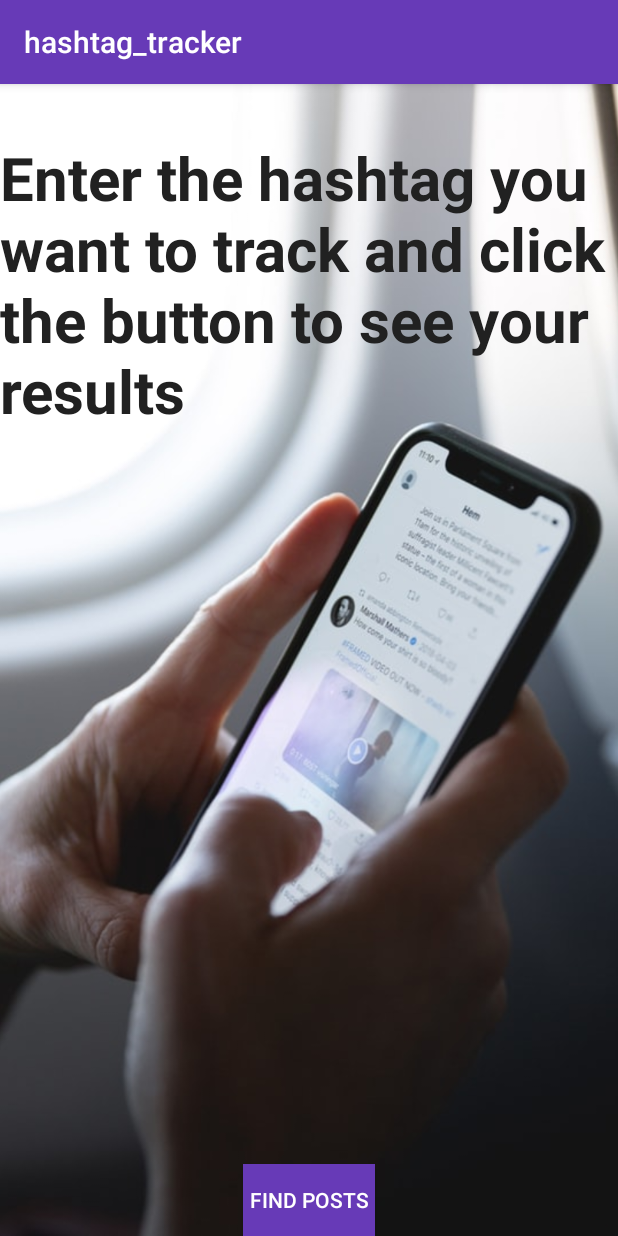
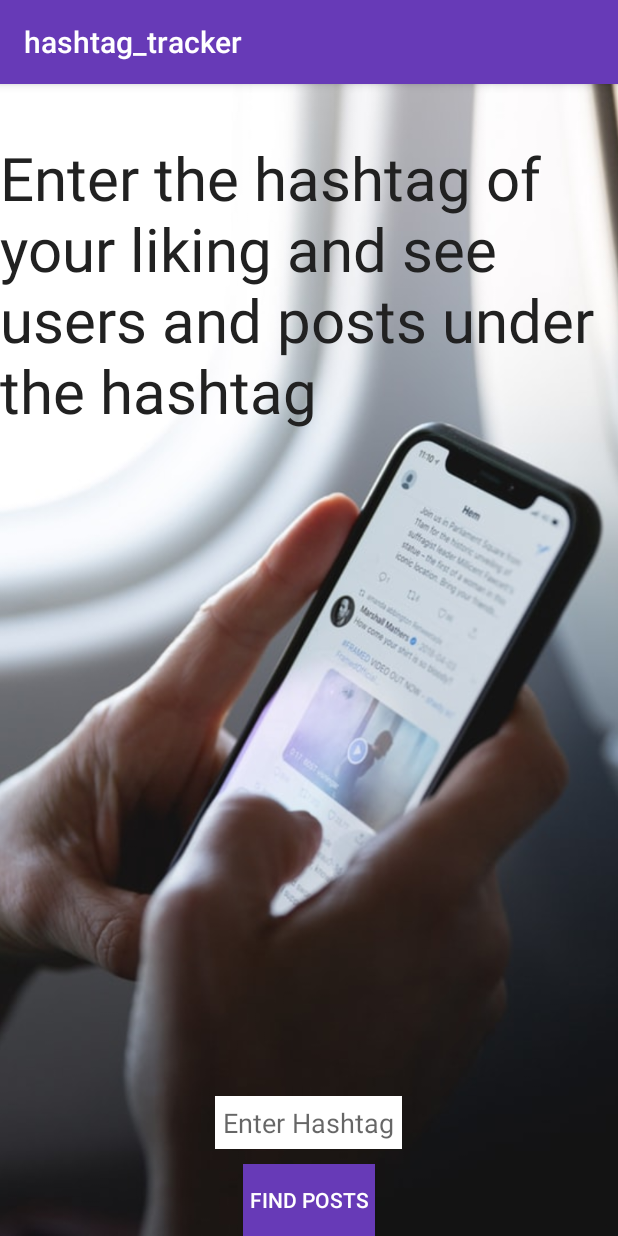
Before and after one commit to maghanga/hashtag_tracker, an Android app: the SearchHashtagActivity screen opened directly, with no data from a screen before it, on a phone screen of 412 x 824 dp. Run offline under Robolectric (Android 15) with nearby library versions, the phone set to English and light mode, and no system bars.

Commit message:
Add an EditTextView that takes in a hashtag to be searched for

```diff
--- a/app/src/main/res/layout/activity_search_hashtag.xml
+++ b/app/src/main/res/layout/activity_search_hashtag.xml
@@ -13,21 +13,32 @@
     <TextView
         android:layout_width="wrap_content"
         android:layout_height="wrap_content"
-            android:text="Enter the hashtag you want to track and click the button to see your results"
+        android:text="Enter the hashtag of your liking and see users and posts under the hashtag"
         android:layout_marginTop="35dp"
         android:id="@+id/instructionsTextView"
         android:textColor="@color/colorPrimaryText"
         android:textSize="40sp"
         android:layout_alignParentTop="true"
         android:layout_centerHorizontal="true"
-        android:textStyle="bold"
+        android:gravity="clip_vertical"
        />
+
+    <EditText
+        android:layout_width="wrap_content"
+        android:layout_height="wrap_content"
+        android:id="@+id/locationEditText"
+        android:background="@color/colorTextIcons"
+        android:layout_above="@+id/searchHashtagButton"
+        android:layout_marginBottom="10dp"
+        android:padding="5dp"
+        android:hint="Enter Hashtag"
+        android:layout_centerHorizontal="true" />
 
     <Button
         android:layout_width="wrap_content"
         android:layout_height="wrap_content"
         android:text="Find Posts"
-        android:id="@+id/navigateToSearchButton"
+        android:id="@+id/searchHashtagButton"
         android:layout_alignParentBottom="true"
         android:layout_centerHorizontal="true"
         android:background="@color/colorPrimary"
```
